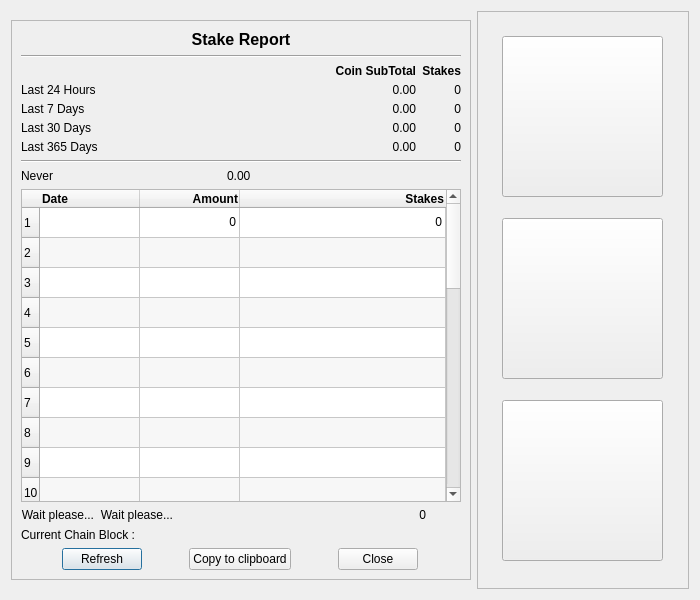
ironsniper1/elitecurrencysource, file src/qt/forms/stakereportdialog.ui: the form before one commit.
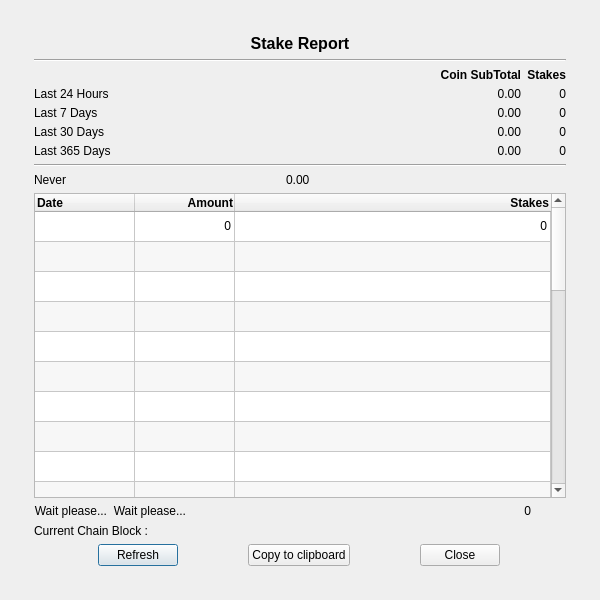
The form after the commit. Icons and pictures are not drawn.

What changed in the file:
```diff
--- a/src/qt/forms/stakereportdialog.ui
+++ b/src/qt/forms/stakereportdialog.ui
@@ -6,19 +6,19 @@
    <rect>
     <x>0</x>
     <y>0</y>
-    <width>700</width>
+    <width>600</width>
     <height>600</height>
    </rect>
   </property>
   <property name="minimumSize">
    <size>
-    <width>700</width>
+    <width>600</width>
     <height>600</height>
    </size>
   </property>
   <property name="maximumSize">
    <size>
-    <width>700</width>
+    <width>600</width>
     <height>600</height>
    </size>
   </property>
@@ -33,21 +33,24 @@
     <widget class="QFrame" name="frame">
      <property name="minimumSize">
       <size>
-       <width>460</width>
-       <height>560</height>
+       <width>550</width>
+       <height>550</height>
       </size>
      </property>
      <property name="maximumSize">
       <size>
-       <width>460</width>
-       <height>560</height>
+       <width>550</width>
+       <height>550</height>
       </size>
      </property>
      <property name="frameShape">
-      <enum>QFrame::StyledPanel</enum>
+      <enum>QFrame::NoFrame</enum>
      </property>
      <property name="frameShadow">
-      <enum>QFrame::Raised</enum>
+      <enum>QFrame::Plain</enum>
+     </property>
+     <property name="lineWidth">
+      <number>0</number>
      </property>
      <layout class="QVBoxLayout" name="verticalLayout">
       <item>
@@ -96,7 +99,7 @@
        </widget>
       </item>
       <item>
-       <layout class="QGridLayout" name="gridLayout" columnstretch="3,3,0">
+       <layout class="QGridLayout" name="gridLayout" columnstretch="3,0,0">
         <property name="verticalSpacing">
          <number>5</number>
         </property>
@@ -522,6 +525,12 @@
         <attribute name="horizontalHeaderStretchLastSection">
          <bool>true</bool>
         </attribute>
+        <attribute name="verticalHeaderVisible">
+         <bool>false</bool>
+        </attribute>
+        <attribute name="verticalHeaderHighlightSections">
+         <bool>true</bool>
+        </attribute>
         <row/>
         <row/>
         <row/>
@@ -816,129 +825,6 @@
      </layout>
     </widget>
    </item>
-   <item row="0" column="1">
-    <widget class="QFrame" name="frame_2">
-     <property name="minimumSize">
-      <size>
-       <width>167</width>
-       <height>0</height>
-      </size>
-     </property>
-     <property name="maximumSize">
-      <size>
-       <width>16777129</width>
-       <height>16777160</height>
-      </size>
-     </property>
-     <property name="frameShape">
-      <enum>QFrame::StyledPanel</enum>
-     </property>
-     <property name="frameShadow">
-      <enum>QFrame::Raised</enum>
-     </property>
-     <layout class="QGridLayout" name="gridLayout_3">
-      <item row="0" column="0">
-       <widget class="QPushButton" name="info_fb">
-        <property name="sizePolicy">
-         <sizepolicy hsizetype="Expanding" vsizetype="Expanding">
-          <horstretch>0</horstretch>
-          <verstretch>0</verstretch>
-         </sizepolicy>
-        </property>
-        <property name="minimumSize">
-         <size>
-          <width>161</width>
-          <height>161</height>
-         </size>
-        </property>
-        <property name="maximumSize">
-         <size>
-          <width>161</width>
-          <height>161</height>
-         </size>
-        </property>
-        <property name="text">
-         <string/>
-        </property>
-        <property name="icon">
-         <iconset>
-          <normaloff>:/images/res/images/fbqr-code.png</normaloff>:/images/res/images/fbqr-code.png</iconset>
-        </property>
-        <property name="iconSize">
-         <size>
-          <width>161</width>
-          <height>161</height>
-         </size>
-        </property>
-       </widget>
-      </item>
-      <item row="1" column="0">
-       <widget class="QPushButton" name="info_tw">
-        <property name="sizePolicy">
-         <sizepolicy hsizetype="Expanding" vsizetype="Expanding">
-          <horstretch>0</horstretch>
-          <verstretch>0</verstretch>
-         </sizepolicy>
-        </property>
-        <property name="minimumSize">
-         <size>
-          <width>161</width>
-          <height>161</height>
-         </size>
-        </property>
-        <property name="maximumSize">
-         <size>
-          <width>161</width>
-          <height>161</height>
-         </size>
-        </property>
-        <property name="text">
-         <string/>
-        </property>
-        <property name="icon">
-         <iconset>
-          <normaloff>:/images/res/images/twtqr-code_1.png</normaloff>:/images/res/images/twtqr-code_1.png</iconset>
-        </property>
-        <property name="iconSize">
-         <size>
-          <width>161</width>
-          <height>161</height>
-         </size>
-        </property>
-       </widget>
-      </item>
-      <item row="2" column="0">
-       <widget class="QPushButton" name="info_ws">
-        <property name="minimumSize">
-         <size>
-          <width>161</width>
-          <height>161</height>
-         </size>
-        </property>
-        <property name="maximumSize">
-         <size>
-          <width>161</width>
-          <height>161</height>
-         </size>
-        </property>
-        <property name="text">
-         <string/>
-        </property>
-        <property name="icon">
-         <iconset>
-          <normaloff>:/images/res/images/netqr.png</normaloff>:/images/res/images/netqr.png</iconset>
-        </property>
-        <property name="iconSize">
-         <size>
-          <width>161</width>
-          <height>161</height>
-         </size>
-        </property>
-       </widget>
-      </item>
-     </layout>
-    </widget>
-   </item>
   </layout>
  </widget>
  <resources/>
```
